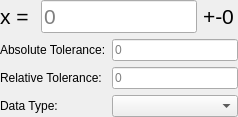
This is atef/ui/comp_equals.ui in pcdshub/atef as Qt 5 draws it before an edit. The edited form follows.
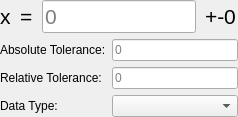
This is the edited form.

Commit message: ENH: spacing nitpicking, some uniformity

```diff
--- a/atef/ui/comp_equals.ui
+++ b/atef/ui/comp_equals.ui
@@ -7,7 +7,7 @@
     <x>0</x>
     <y>0</y>
     <width>238</width>
-    <height>97</height>
+    <height>113</height>
    </rect>
   </property>
   <property name="windowTitle">
@@ -31,6 +31,9 @@
    </property>
    <item>
     <layout class="QHBoxLayout" name="horizontalLayout">
+     <property name="spacing">
+      <number>9</number>
+     </property>
      <item>
       <widget class="QLabel" name="equals_label">
        <property name="font">
@@ -39,7 +42,19 @@
         </font>
        </property>
        <property name="text">
-        <string>x = </string>
+        <string>x</string>
+       </property>
+      </widget>
+     </item>
+     <item>
+      <widget class="QLabel" name="comp_symbol_label">
+       <property name="font">
+        <font>
+         <pointsize>16</pointsize>
+        </font>
+       </property>
+       <property name="text">
+        <string>=</string>
        </property>
       </widget>
      </item>
```
Left out of the diff: 2 changed lines with no effect on the pictures. The commit also changes 2 other files.
